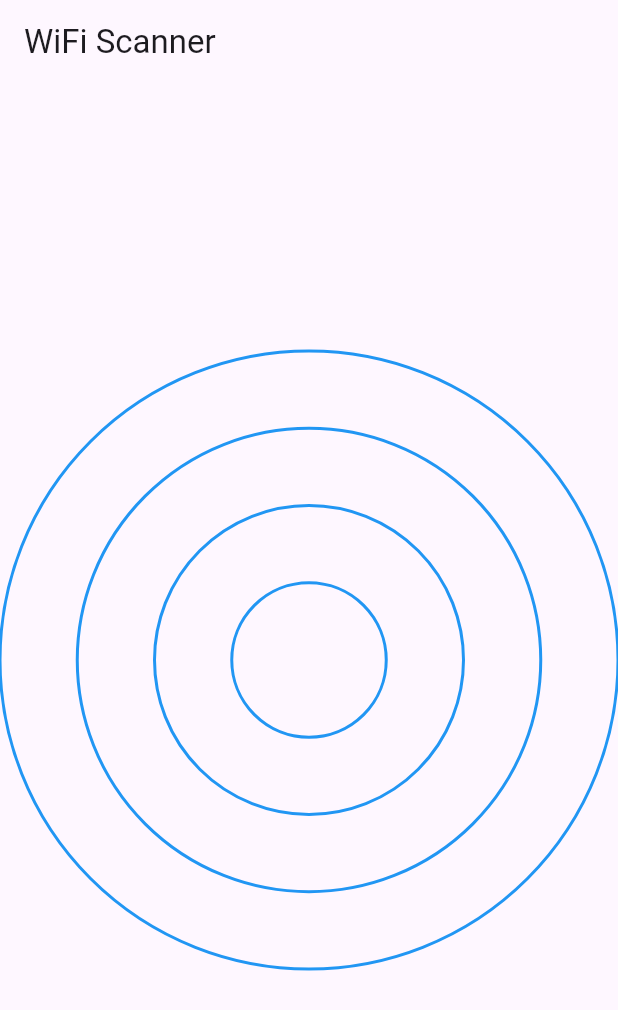
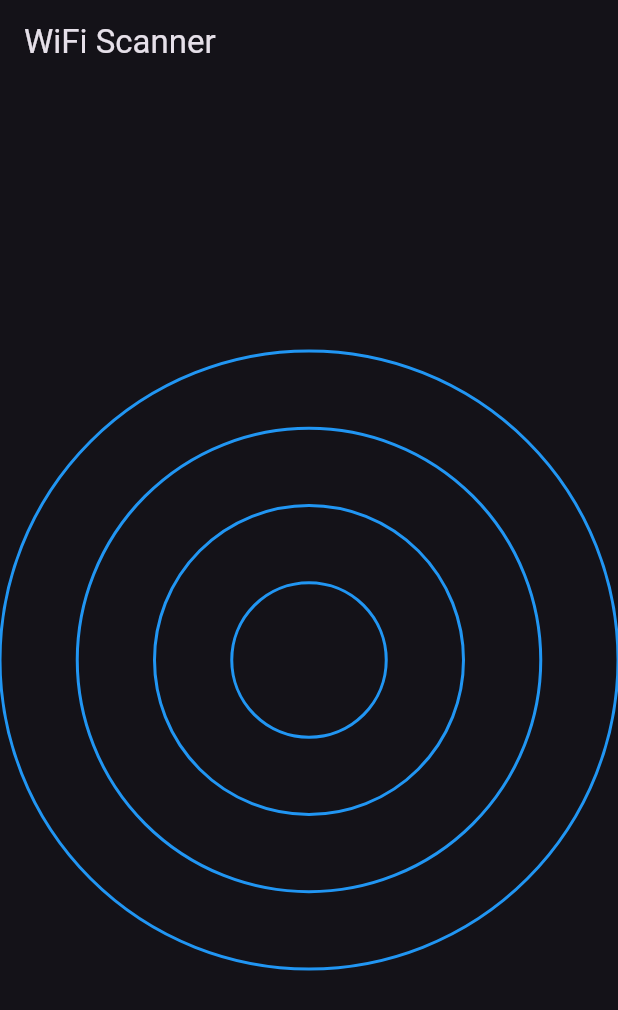
Before and after one commit to tmavroidis/wifiscanner, a Flutter app: the screen it shows after launch, on a phone screen of 412 x 824 dp. Shown: the top 1010 px of the screen. Run offline on Flutter 3.47's test engine with Material 3 defaults, Android fonts, the phone set to English and light mode, and no system bars; missing offline and left inert: wifi_scan.

Commit message:
first commit

```diff
--- a/lib/main.dart
+++ b/lib/main.dart
@@ -19,6 +19,8 @@ class MyApp extends StatelessWidget {
       theme: ThemeData(
         primarySwatch: Colors.blue,
       ),
+      darkTheme: ThemeData.dark(),
+      themeMode: ThemeMode.dark,
       home: const WiFiScannerPage(),
     );
   }
@@ -123,7 +125,7 @@ class RadarPainter extends CustomPainter {
       final textPainter = TextPainter(
         text: TextSpan(
           text: ap.ssid,
-          style: const TextStyle(color: Colors.black, fontSize: 12),
+          style: const TextStyle(color: Colors.white, fontSize: 12),
         ),
         textDirection: TextDirection.ltr,
       );
```
